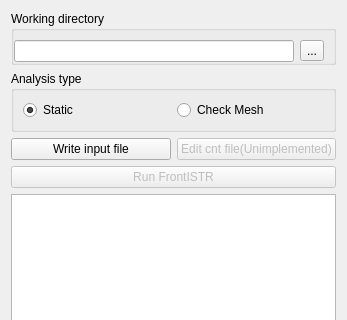
The window that Resources/SolverFrontISTR.ui (FrontISTR/FEM_FrontISTR) describes before a commit, drawn with Qt 5; both pictures show x 0 to 347 and y 0 to 320 of the 347 by 458 pixel window.
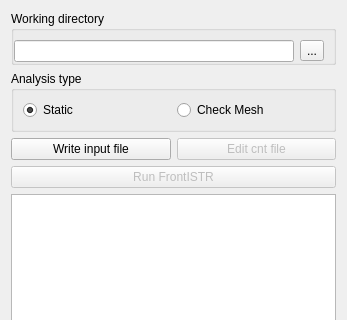
The same window after the commit. Custom widgets are drawn as their Qt base class.

What changed in the file:
```diff
--- a/Resources/SolverFrontISTR.ui
+++ b/Resources/SolverFrontISTR.ui
@@ -96,7 +96,7 @@
         <bool>false</bool>
        </property>
        <property name="text">
-        <string>Edit cnt file(Unimplemented)</string>
+        <string>Edit cnt file</string>
        </property>
       </widget>
      </item>
```
Left out of the diff: 2 changed lines with no effect on the pictures.
